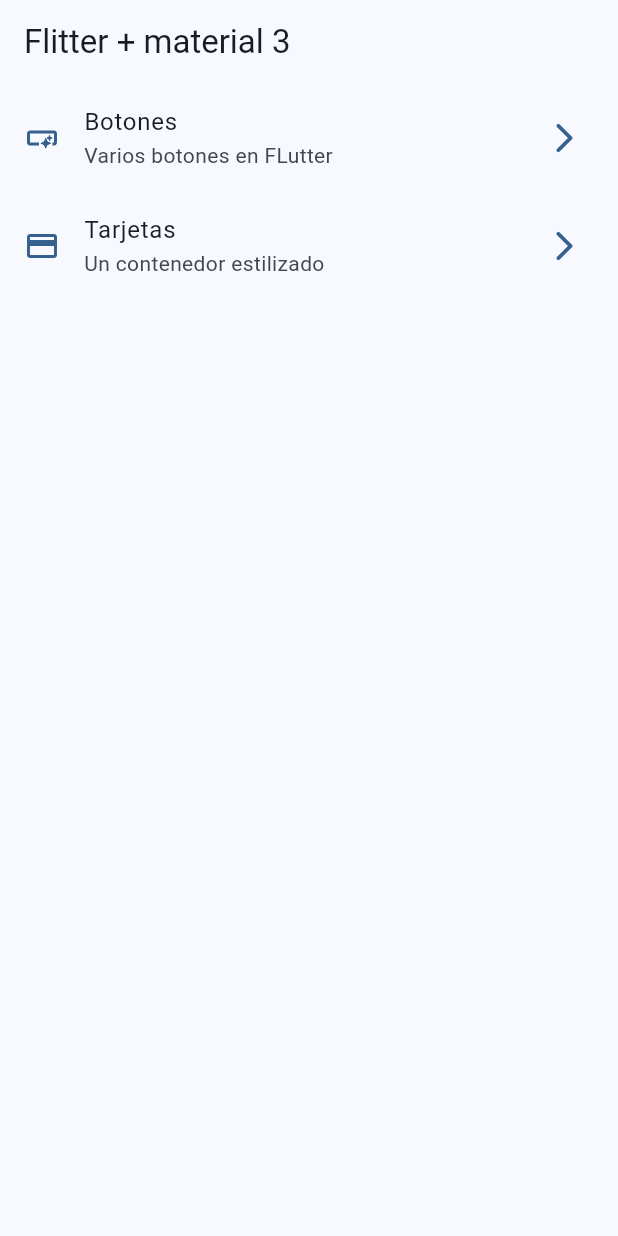
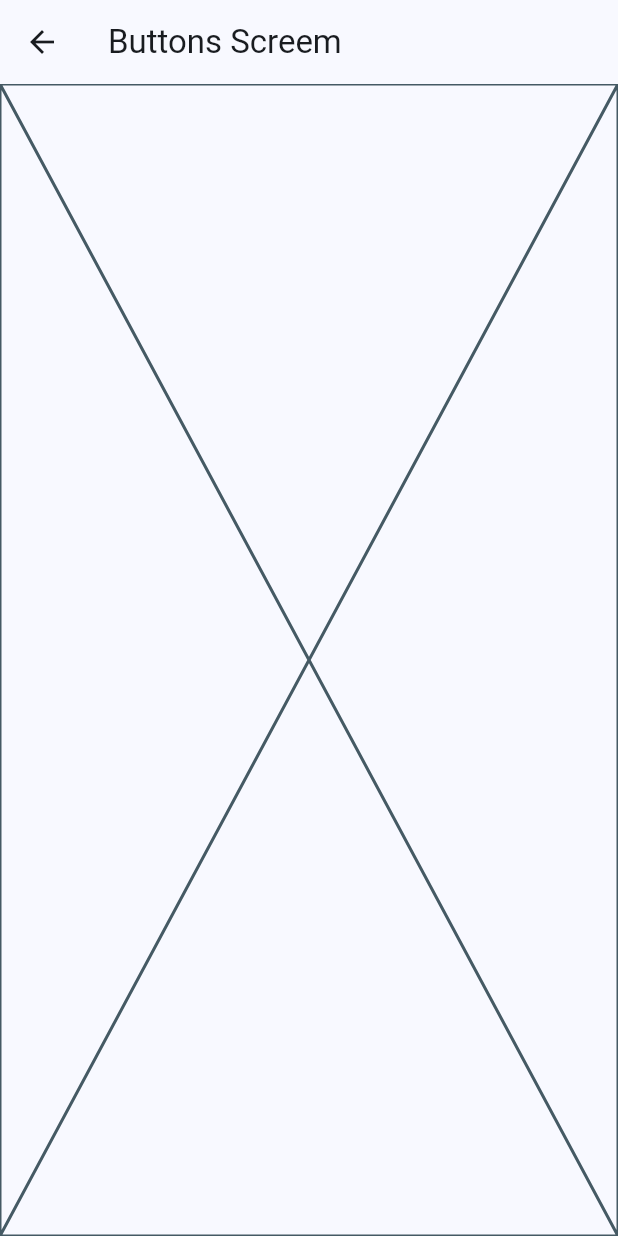
Before and after one commit to francisco64/widgets_app, a Flutter app: the screen it shows after launch, after a tap on "Botones", on a phone screen of 412 x 824 dp. Run offline on Flutter 3.47's test engine with Material 3 defaults, Android fonts, the phone set to English and light mode, and no system bars.

```diff
--- a/lib/config/menu/menu_items.dart
+++ b/lib/config/menu/menu_items.dart
@@ -24,7 +24,7 @@ MenuItem(
   MenuItem(
     title: 'Tarjetas',
     subTitle: 'Un contenedor estilizado',
-    link: '/card',
+    link: '/cards',
    icon: Icons.credit_card,
     ),
 
--- a/lib/main.dart
+++ b/lib/main.dart
@@ -1,5 +1,7 @@
 import 'package:flutter/material.dart';
 import 'package:widgets_app/config/theme/app_theme.dart';
+import 'package:widgets_app/presentation/screens/buttons/buttons_screen.dart';
+import 'package:widgets_app/presentation/screens/cards/cards_screen.dart';
 import 'package:widgets_app/presentation/screens/home/home_screen.dart';
 
 void main() {
@@ -19,6 +21,10 @@ class MainApp extends StatelessWidget {
           child: HomeScreen(),
         ),
       ),
+      routes: {//routes maps urls to widgets (screens)
+        '/buttons': (context) => ButtonsScreen(),
+        '/cards': (context) => CardsScreen(),
+      },
     );
   }
 }
--- /dev/null
+++ b/lib/presentation/screens/buttons/buttons_screen.dart
@@ -0,0 +1,15 @@
+import 'package:flutter/material.dart';
+
+class ButtonsScreen extends StatelessWidget {
+  const ButtonsScreen({super.key});
+
+  @override
+  Widget build(BuildContext context) {
+    return Scaffold(
+      appBar: AppBar(
+        title: const Text('Buttons Screem'),
+      ),
+      body: const Placeholder()
+    );
+  }
+}
--- a/lib/presentation/screens/home/home_screen.dart
+++ b/lib/presentation/screens/home/home_screen.dart
@@ -1,5 +1,6 @@
 import 'package:flutter/material.dart';
 import 'package:widgets_app/config/menu/menu_items.dart';
+import 'package:widgets_app/presentation/screens/buttons/buttons_screen.dart';
 
 class HomeScreen extends StatelessWidget {
   const HomeScreen({super.key});
@@ -52,7 +53,15 @@ class _CustomListTile extends StatelessWidget {
       title: Text(menuItem.title) ,
       subtitle: Text(menuItem.subTitle),
       onTap: () {
-        //TODO: navigate to other screem
+        //on tap navigate to another screen
+        /* Navigator.of(context).push(//push to stack of screens
+          MaterialPageRoute(
+            builder: (context) => const ButtonsScreen()
+          )
+        ); */
+        //alternative to above, if routes are defined in the MaterialApp widget
+        Navigator.pushNamed(context, menuItem.link);//pass route to go as parameter
+
       },
     );
   }
```
Also changed, not shown: lib/presentation/screens/cards/cards_screen.dart (added, +15 -0 lines).
